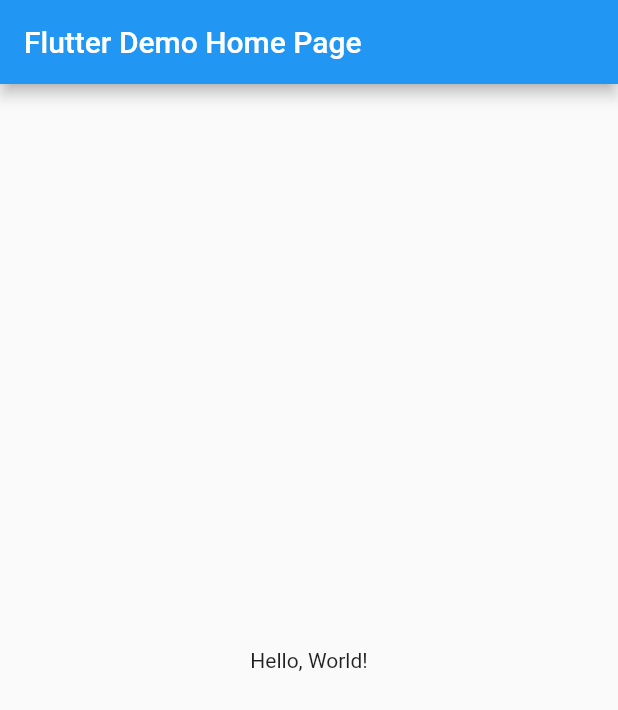
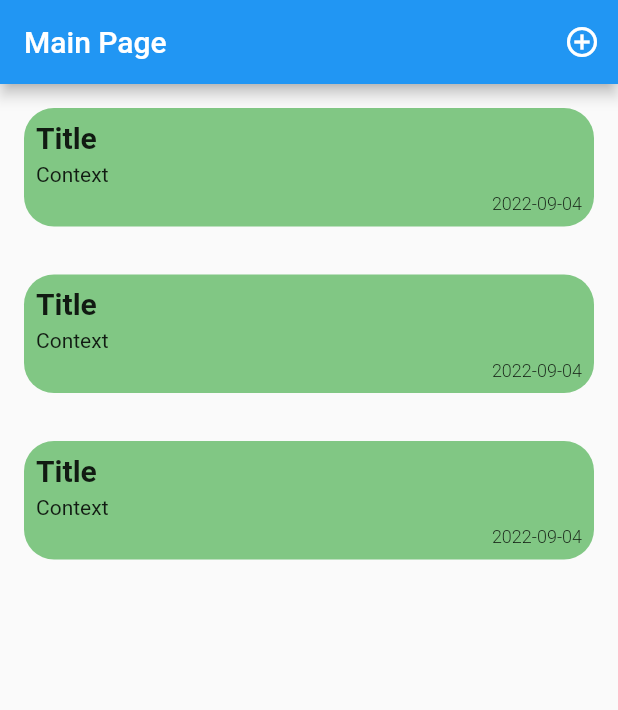
Before and after one commit to yjjo8136/Flutter-Practice, a Flutter app: the screen it shows after launch, on a phone screen of 412 x 824 dp. Shown: the top 710 px of the screen. Run offline on Flutter 3.47's test engine with Material 2 defaults, Android fonts, the phone set to English and light mode, and no system bars; our stand-ins replace cloud_firestore, firebase_core; accounts and stored records are empty.

```diff
--- /dev/null
+++ b/lib/components/custom_todo.dart
@@ -0,0 +1,54 @@
+import 'package:flutter/material.dart';
+import 'package:todoapp/pages/detail_page.dart';
+
+class CustomTodo extends StatelessWidget {
+  @override
+  Widget build(BuildContext context) {
+    return Padding(
+      padding: const EdgeInsets.all(16),
+      child: InkWell(
+        onTap: () {
+          Navigator.push(
+            context,
+            MaterialPageRoute(builder: (context) => DetailPage()),
+          );
+        },
+        child: Container(
+          width: double.infinity,
+          decoration: BoxDecoration(
+              color: Colors.green.shade300,
+              borderRadius: BorderRadius.circular(20)),
+          child: Padding(
+            padding: const EdgeInsets.all(8.0),
+            child: Column(
+              crossAxisAlignment: CrossAxisAlignment.start,
+              children: [
+                Text(
+                  "Title",
+                  style: TextStyle(
+                    fontSize: 20,
+                    fontWeight: FontWeight.bold,
+                  ),
+                ),
+                SizedBox(height: 5),
+                Text("Context"),
+                SizedBox(height: 5),
+                SizedBox(
+                  width: double.infinity,
+                  child: Text(
+                    "2022-09-04",
+                    style: TextStyle(
+                      fontSize: 12,
+                      fontWeight: FontWeight.w300,
+                    ),
+                    textAlign: TextAlign.right,
+                  ),
+                ),
+              ],
+            ),
+          ),
+        ),
+      ),
+    );
+  }
+}
--- a/lib/main.dart
+++ b/lib/main.dart
@@ -1,41 +1,28 @@
 import 'package:flutter/material.dart';
+import 'package:firebase_core/firebase_core.dart';
+import 'package:todoapp/pages/home_page.dart';
 
-void main() => runApp(MyApp());
+Future main() async {
+  WidgetsFlutterBinding.ensureInitialized();
+  await Firebase.initializeApp(
+    options: FirebaseOptions(
+      apiKey:
+          "AAAAadUn6Ng:APA91bHaYDfNlNYnZRVpvNSwJpKLN4B1xexrlvZ9FpqBWMIznyYxHR3DzPrv789K_l0e_Z9Xik3EUvgMSqQnl_tdjIlYafVLvQe5D4FSvehIQ3TxO5jsi3TgekBikqwBBgLcoB9SaUZM", // Your apiKey
+      appId: "1:454547728600:android:1fbf21bbd08f1c615dcfad", // Your appId
+      messagingSenderId: "454547728600", // Your messagingSenderId
+      projectId: "todo-app-b698f", // Your projectId
+    ),
+  );
+
+  runApp(MyApp());
+}
 
 class MyApp extends StatelessWidget {
-  // This widget is the root of your application.
   @override
   Widget build(BuildContext context) {
     return MaterialApp(
-      // Application name
-      title: 'Flutter Hello World',
-      // Application theme data, you can set the colors for the application as
-      // you want
-      theme: ThemeData(
-        primarySwatch: Colors.blue,
-      ),
-      // A widget which will be started on application startup
-      home: MyHomePage(title: 'Flutter Demo Home Page'),
+      debugShowCheckedModeBanner: false,
+      home: HomePage(),
     );
   }
 }
-
-class MyHomePage extends StatelessWidget {
-  final String title;
-  const MyHomePage({Key? key, required this.title}) : super(key: key);
-
-  @override
-  Widget build(BuildContext context) {
-    return Scaffold(
-      appBar: AppBar(
-        // The title text which will be shown on the action bar
-        title: Text(title),
-      ),
-      body: Center(
-        child: Text(
-          'Hello, World!',
-        ),
-      ),
-    );
-  }
-}
--- /dev/null
+++ b/lib/pages/detail_page.dart
@@ -0,0 +1,13 @@
+import 'package:flutter/material.dart';
+
+class DetailPage extends StatelessWidget {
+  @override
+  Widget build(BuildContext context) {
+    return Scaffold(
+      appBar: AppBar(
+        title: Text("Detail Page"),
+      ),
+      body: Text("Detail"),
+    );
+  }
+}
--- /dev/null
+++ b/lib/pages/edit_page.dart
@@ -0,0 +1,8 @@
+import 'package:flutter/material.dart';
+
+class EditPage extends StatelessWidget {
+  @override
+  Widget build(BuildContext context) {
+    return Scaffold();
+  }
+}
--- /dev/null
+++ b/lib/pages/home_page.dart
@@ -0,0 +1,32 @@
+import 'package:flutter/material.dart';
+import 'package:todoapp/components/custom_todo.dart';
+import 'package:todoapp/pages/create_page.dart';
+
+class HomePage extends StatelessWidget {
+  @override
+  Widget build(BuildContext context) {
+    return Scaffold(
+      appBar: AppBar(
+        title: Text("Main Page"),
+        actions: [
+          IconButton(
+            onPressed: () {
+              Navigator.push(
+                context,
+                MaterialPageRoute(builder: (context) => CreatePage()),
+              );
+            },
+            icon: Icon(Icons.add_circle_outline),
+          ),
+        ],
+      ),
+      body: ListView(
+        children: [
+          CustomTodo(),
+          CustomTodo(),
+          CustomTodo(),
+        ],
+      ),
+    );
+  }
+}
```
Also changed, not shown: lib/pages/create_page.dart (added, +74 -0 lines), pubspec.yaml (+8 -0 lines), lib/components/custom_text_field.dart (added), 4 other files.
